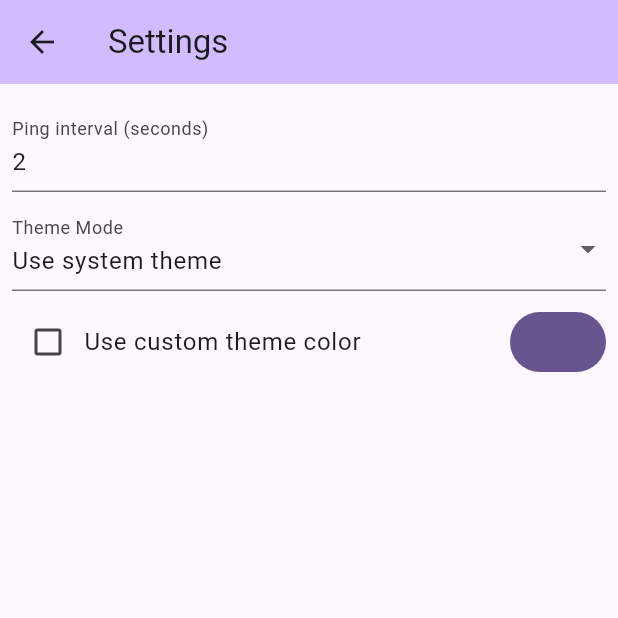
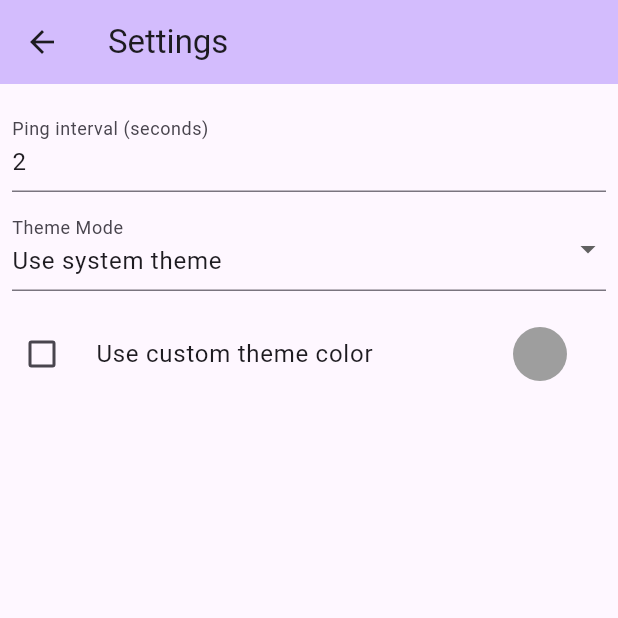
Before and after one commit to Familex/PingUtility, a Flutter app: the screen it shows after launch, after a tap on the "settings" icon, on a phone screen of 412 x 824 dp, the top half of it. Run offline on Flutter 3.47's test engine with Material 3 defaults, Android fonts, the light colour scheme and no system bars; drawn by our look-alikes of dynamic_color; our stand-ins replace flutter_colorpicker, sqflite; missing offline and left inert: dart_ping, fuzzy, holding_gesture; accounts and stored records are empty.

Commit message:
main: dynamic theme change, settings: CheckboxListTile for custom theme color

```diff
--- a/src/lib/main.dart
+++ b/src/lib/main.dart
@@ -36,26 +36,52 @@ class MainWindow extends StatelessWidget {
         )
       ],
       child: DynamicColorBuilder(
-        builder: (lightDynamic, darkDynamic) => MaterialApp(
-          title: 'Ping Utility',
-          themeMode: settings.themeMode,
-          theme: ThemeData(
-            useMaterial3: true,
-            colorScheme: settings.customThemeColor != null
-                ? ColorScheme.fromSeed(seedColor: settings.customThemeColor!)
-                : darkDynamic ??
-                    ColorScheme.fromSeed(seedColor: Colors.deepPurple),
-          ),
-          darkTheme: ThemeData(
-            useMaterial3: true,
-            colorScheme: settings.customThemeColor != null
-                ? ColorScheme.fromSeed(seedColor: settings.customThemeColor!)
-                : darkDynamic ??
-                    ColorScheme.fromSeed(seedColor: Colors.deepPurple),
-          ),
-          home: const OverviewPage(),
+        builder: (lightDynamic, darkDynamic) => Consumer<Settings>(
+          builder: (_, settings, __) {
+            return MaterialApp(
+              title: 'Ping Utility',
+              themeMode: settings.themeMode,
+              theme: getLightColorScheme(settings, lightDynamic),
+              darkTheme: getDarkColorScheme(settings, darkDynamic),
+              home: const OverviewPage(),
+            );
+          },
         ),
       ),
     );
   }
 }
+
+ThemeData getLightColorScheme(Settings settings, ColorScheme? lightDynamic) {
+  if (settings.customThemeColor != null) {
+    return ThemeData(
+      useMaterial3: true,
+      colorScheme: ColorScheme.fromSeed(
+        seedColor: settings.customThemeColor!,
+        brightness: Brightness.light,
+      ),
+    );
+  }
+  return ThemeData(
+    useMaterial3: true,
+    colorScheme:
+        lightDynamic ?? ColorScheme.fromSeed(seedColor: Colors.deepPurple),
+  );
+}
+
+ThemeData getDarkColorScheme(Settings settings, ColorScheme? darkDynamic) {
+  if (settings.customThemeColor != null) {
+    return ThemeData(
+      useMaterial3: true,
+      colorScheme: ColorScheme.fromSeed(
+        seedColor: settings.customThemeColor!,
+        brightness: Brightness.dark,
+      ),
+    );
+  }
+  return ThemeData(
+    useMaterial3: true,
+    colorScheme:
+        darkDynamic ?? ColorScheme.fromSeed(seedColor: Colors.deepPurple),
+  );
+}
--- a/src/lib/pages/overview.dart
+++ b/src/lib/pages/overview.dart
@@ -91,7 +91,13 @@ class HostCard extends StatelessWidget {
                   (avg != null && min != null && max != null
                       ? Text(
                           '${min.toStringAsFixed(2)}/${avg.toStringAsFixed(2)}/${max.toStringAsFixed(2)} ms')
-                      : const Text('N/A', style: TextStyle(color: Colors.grey))),
+                      : const Text(
+                          'N/A',
+                          style: TextStyle(
+                            color: Colors.grey,
+                            overflow: TextOverflow.clip,
+                          ),
+                        )),
                 ],
               )
             ],
--- a/src/lib/pages/settings.dart
+++ b/src/lib/pages/settings.dart
@@ -82,46 +82,47 @@ class SettingsPage extends StatelessWidget {
               ),
             ),
             const SizedBox(height: 10),
-            Row(
+            CheckboxListTile(
+              controlAffinity: ListTileControlAffinity.leading,
+              contentPadding: EdgeInsets.zero,
+              title: Row(
                 children: [
-                Checkbox(
-                    value: settings.customThemeColor != null,
-                    onChanged: (value) {
-                      settings.customThemeColor =
-                          value ?? false ? Colors.deepPurple : null;
-                    }),
-                Text(
-                  'Use custom theme color',
-                  style: Theme.of(context).textTheme.bodyLarge,
-                ),
+                  const Text('Use custom theme color'),
                   const Spacer(),
-                FilledButton(
-                  child: Container(
-                    decoration: BoxDecoration(
-                      shape: BoxShape.circle,
-                      color: settings.customThemeColor ?? Colors.deepPurple,
-                    ),
-                  ),
-                  onPressed: () {
+                  RawMaterialButton(
+                    fillColor: settings.customThemeColor ?? Colors.grey,
+                    shape: const CircleBorder(),
+                    onPressed: settings.customThemeColor == null
+                        ? null
+                        : () {
                             showDialog(
                               context: context,
                               builder: (_) => AlertDialog(
                                 title: const Text('Pick a color'),
                                 content: SingleChildScrollView(
-                          child: HueRingPicker(
-                            pickerColor:
-                                settings.customThemeColor ?? Colors.deepPurple,
+                                  child: MaterialPicker(
+                                    pickerColor: settings.customThemeColor ??
+                                        Colors.deepPurple,
+                                    enableLabel: true,
+                                    portraitOnly: true,
                                     onColorChanged: (color) {
                                       settings.customThemeColor = color;
+                                      Navigator.of(context).pop();
                                     },
                                   ),
                                 ),
                               ),
                             );
                           },
+                  )
+                ],
               ),
-              ],
-            )
+              value: settings.customThemeColor != null,
+              onChanged: (value) {
+                settings.customThemeColor =
+                    value ?? false ? Colors.deepPurple : null;
+              },
+            ),
           ],
         ),
       ),
```
Lines whose indentation alone changed are shown as unchanged.
